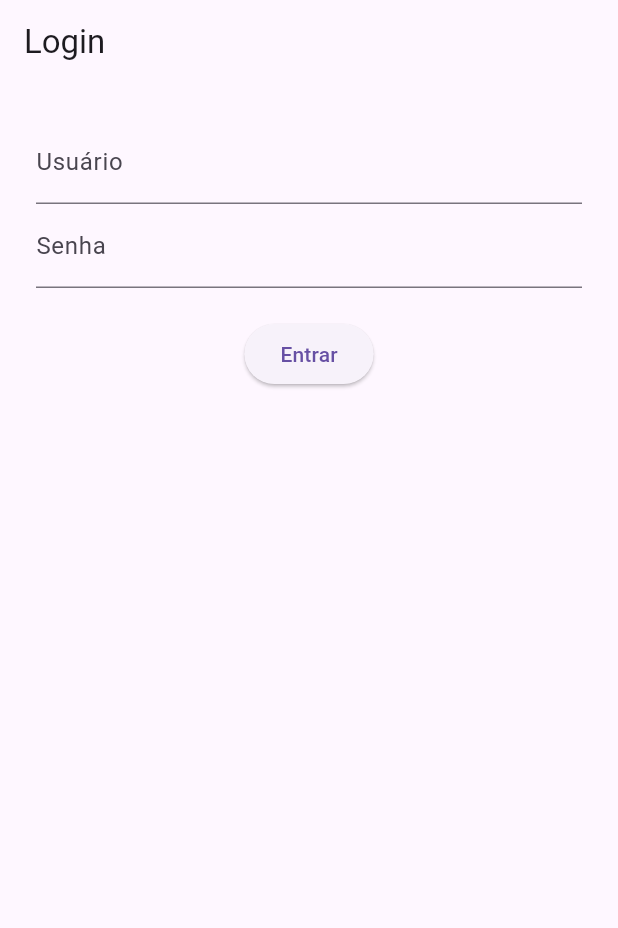
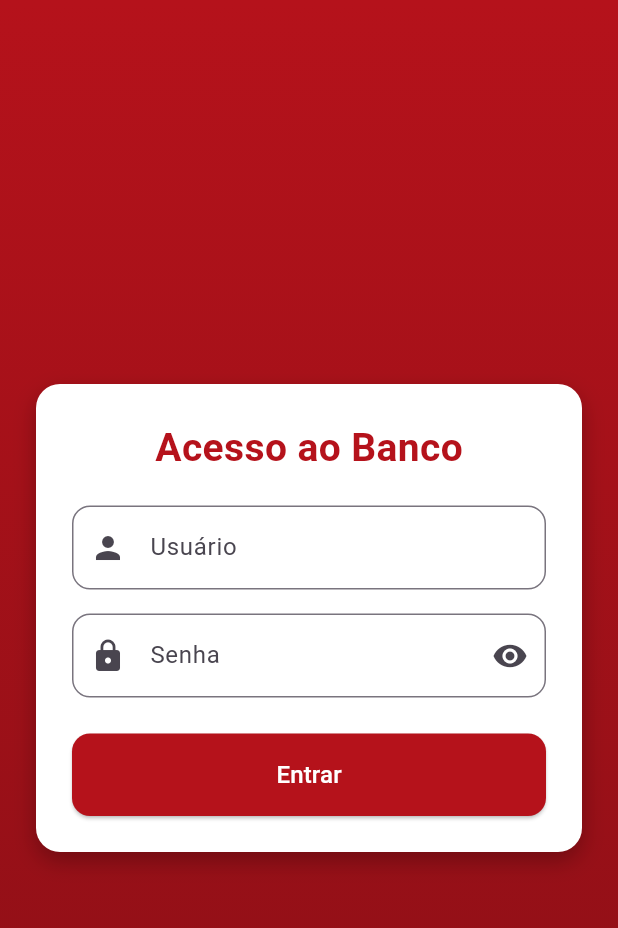
Before and after one commit to D-camara/Banco-digital, a Flutter app: the screen it shows after launch, on a phone screen of 412 x 824 dp. Shown: the top 928 px of the screen. Run offline on Flutter 3.47's test engine with Material 3 defaults, Android fonts, the phone set to English and light mode, and no system bars; our stand-ins replace image_picker, share_plus.

Commit message:
feat: estilização e botão de mostrar senha

```diff
--- a/lib/screens/login.dart
+++ b/lib/screens/login.dart
@@ -10,6 +10,7 @@ class _LoginScreenState extends State<LoginScreen> {
   final _formKey = GlobalKey<FormState>();
   String usuario = '';
   String senha = '';
+  bool _obscurePassword = true;
 
   void _login() {
     if (_formKey.currentState!.validate()) {
@@ -24,25 +25,87 @@ class _LoginScreenState extends State<LoginScreen> {
   @override
   Widget build(BuildContext context) {
     return Scaffold(
-      appBar: AppBar(title: Text('Login')),
-      body: Padding(
-        padding: EdgeInsets.all(24.0),
+      body: Container(
+        decoration: BoxDecoration(
+          gradient: LinearGradient(
+            colors: [AppColors.red, AppColors.darkRed],
+            begin: Alignment.topCenter,
+            end: Alignment.bottomCenter,
+          ),
+        ),
+        child: Center(
+          child: Container(
+            padding: EdgeInsets.all(24),
+            margin: EdgeInsets.symmetric(horizontal: 24),
+            decoration: BoxDecoration(
+              color: AppColors.white,
+              borderRadius: BorderRadius.circular(16),
+              boxShadow: [
+                BoxShadow(
+                  color: Colors.black26,
+                  blurRadius: 12,
+                  offset: Offset(0, 6),
+                ),
+              ],
+            ),
+            child: ConstrainedBox(
+              constraints: BoxConstraints(maxWidth: 400),
               child: Form(
                 key: _formKey,
                 child: Column(
+                  mainAxisSize: MainAxisSize.min,
                   children: [
+                    Text(
+                      'Acesso ao Banco',
+                      style: TextStyle(
+                        fontSize: 26,
+                        fontWeight: FontWeight.bold,
+                        color: AppColors.red,
+                      ),
+                    ),
+                    SizedBox(height: 20),
                     TextFormField(
-                decoration: InputDecoration(labelText: 'Usuário'),
+                      decoration: InputDecoration(
+                        labelText: 'Usuário',
+                        prefixIcon: Icon(Icons.person),
+                        border: OutlineInputBorder(
+                          borderRadius: BorderRadius.circular(12),
+                        ),
+                      ),
                       inputFormatters: [
-                  FilteringTextInputFormatter.allow(RegExp(r'[a-zA-Z]+')),
+                        FilteringTextInputFormatter.allow(
+                          RegExp(
+                            r'[a-zA-Z]+',
+                          ), // Apenas letras maiúsculas e minúsculas
+                        ),
                       ],
                       onChanged: (value) => usuario = value,
                       validator:
-                    (value) => value!.isEmpty ? 'Informe o usuário' : null,
+                          (value) =>
+                              value!.isEmpty ? 'Informe o usuário' : null,
                     ),
+                    SizedBox(height: 16),
                     TextFormField(
-                decoration: InputDecoration(labelText: 'Senha'),
-                obscureText: true,
+                      obscureText: _obscurePassword,
+                      decoration: InputDecoration(
+                        labelText: 'Senha',
+                        prefixIcon: Icon(Icons.lock),
+                        suffixIcon: IconButton(
+                          icon: Icon(
+                            _obscurePassword
+                                ? Icons.visibility
+                                : Icons.visibility_off,
+                          ),
+                          onPressed: () {
+                            setState(() {
+                              _obscurePassword = !_obscurePassword;
+                            });
+                          },
+                        ),
+                        border: OutlineInputBorder(
+                          borderRadius: BorderRadius.circular(12),
+                        ),
+                      ),
                       onChanged: (value) => senha = value,
                       validator: (value) {
                         if (value == null || value.isEmpty) {
@@ -54,12 +117,37 @@ class _LoginScreenState extends State<LoginScreen> {
                         return null;
                       },
                     ),
-              SizedBox(height: 20),
-              ElevatedButton(onPressed: _login, child: Text('Entrar')),
+                    SizedBox(height: 24),
+                    SizedBox(
+                      width: double.infinity,
+                      child: ElevatedButton(
+                        onPressed: _login,
+                        style: ElevatedButton.styleFrom(
+                          backgroundColor: AppColors.red,
+                          foregroundColor: AppColors.white,
+                          padding: EdgeInsets.symmetric(vertical: 16),
+                          shape: RoundedRectangleBorder(
+                            borderRadius: BorderRadius.circular(12),
+                          ),
+                        ),
+                        child: Text('Entrar', style: TextStyle(fontSize: 16)),
+                      ),
+                    ),
                   ],
+                ),
+              ),
+            ),
           ),
         ),
       ),
     );
   }
 }
+
+class AppColors {
+  static const Color red = Color(0xFFB5121B);
+  static const Color darkRed = Color(0xFF8A0F16);
+  static const Color gray = Color(0xFFEEEEEE);
+  static const Color white = Color(0xFFFFFFFF);
+  static const Color black = Color(0xFF000000);
+}
```
Lines whose indentation alone changed are shown as unchanged.
